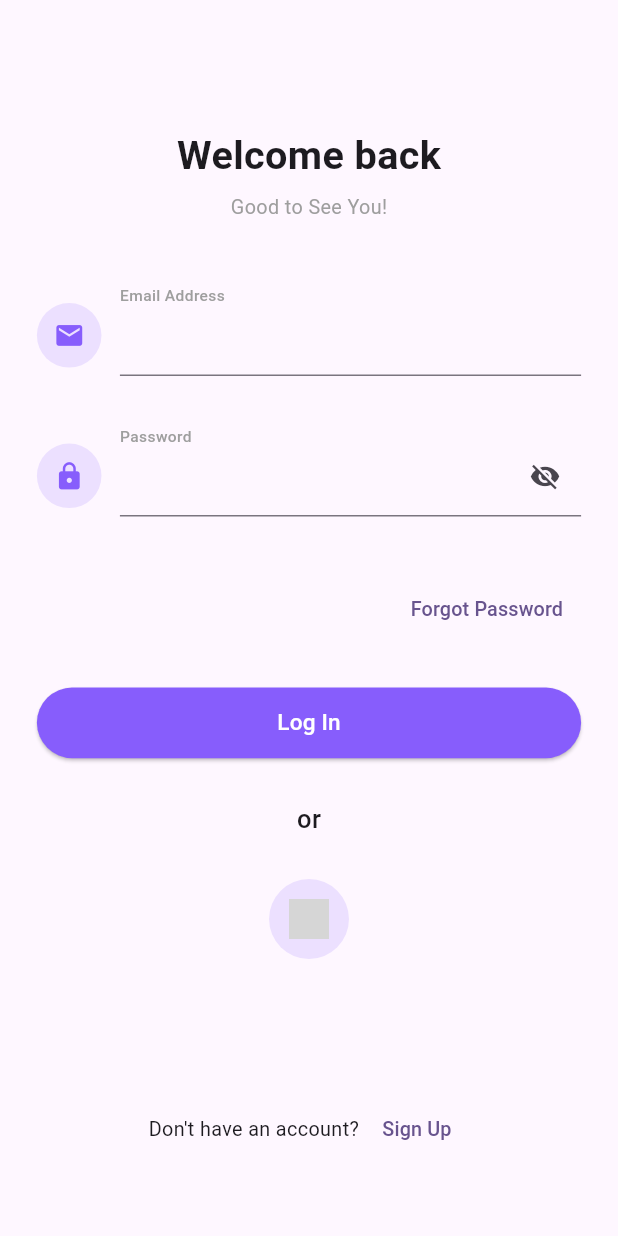
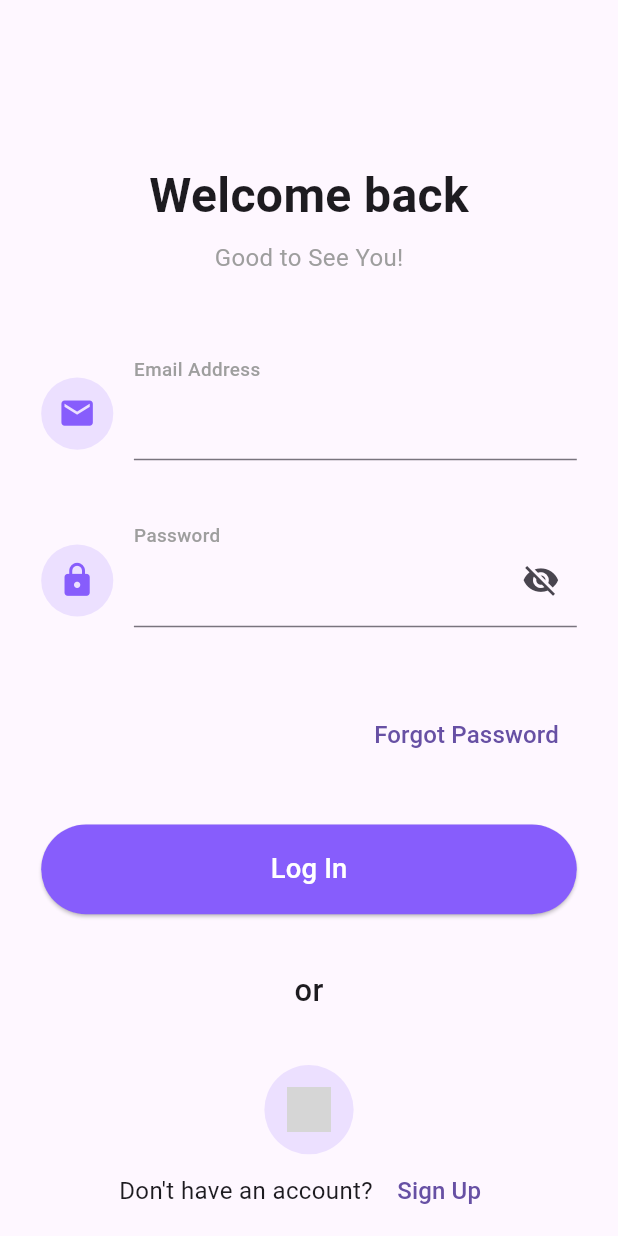
Before and after one commit to sauravii/becation-apps, a Flutter app: the screen it shows after launch, on a phone screen of 412 x 824 dp. Run offline on Flutter 3.47's test engine with Material 3 defaults, Android fonts, the phone set to English and light mode, and no system bars; our stand-ins replace cloud_firestore, firebase_auth, firebase_core, flutter_screenutil; accounts and stored records are empty; network calls fail; grey boxes are pictures that could not be loaded.

Commit message:
Update main.dart

```diff
--- a/lib/main.dart
+++ b/lib/main.dart
@@ -1,44 +1,21 @@
-import 'package:becation_apps/spashscreen.dart';
-import 'package:cloud_firestore/cloud_firestore.dart';
-import 'package:firebase_auth/firebase_auth.dart';
+import 'package:flutter/material.dart';
 import 'package:firebase_core/firebase_core.dart';
-import 'package:flutter/foundation.dart';
-import 'package:flutter/material.dart';
-import 'package:google_sign_in/google_sign_in.dart';
-import 'features/auth/firebase_options.dart';
-import 'features/auth/login_page.dart';
-import 'features/auth/register_page.dart';
-import 'features/home/manage_roles_page.dart';
-import 'services/user_service.dart';
-import 'package:flutter_screenutil/flutter_screenutil.dart';
+import 'spashscreen.dart';
 
 void main() async {
   WidgetsFlutterBinding.ensureInitialized();
-  await Firebase.initializeApp(options: DefaultFirebaseOptions.currentPlatform);
-  await GoogleSignIn.instance.initialize();
+  await Firebase.initializeApp();
 
-  runApp(const MyApp());
+  runApp(MyApp());
 }
 
 class MyApp extends StatelessWidget {
-  const MyApp({super.key});
-
   @override
   Widget build(BuildContext context) {
-    return ScreenUtilInit(
-      designSize: const Size(402, 874),
-      minTextAdapt: true,
-      splitScreenMode: true,
-      builder: (context, child) {
-        return MaterialApp(
-          debugShowCheckedModeBanner: false,
-          title: 'Becation Apps',
-          theme: ThemeData(
-            colorScheme: ColorScheme.fromSeed(seedColor: Colors.deepPurple),
-          ),
-          home: const SplashScreen(),
-        );
-      },
+    return MaterialApp(
+      debugShowCheckedModeBanner: false,
+      title: 'Becation App',
+      home: SplashScreen(),
     );
   }
 }
```
